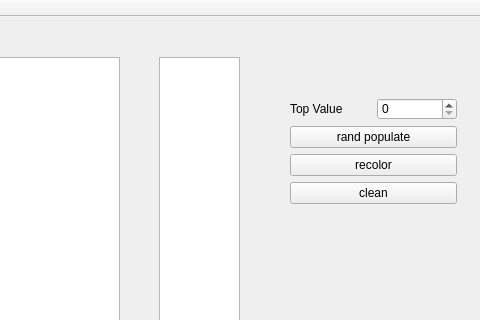
The window that ColorTable/mainwindow.ui (RichardHitier/tryQt) describes before a commit, drawn with Qt 5; both pictures show x 411 to 891 and y 0 to 320 of the 891 by 740 pixel window.
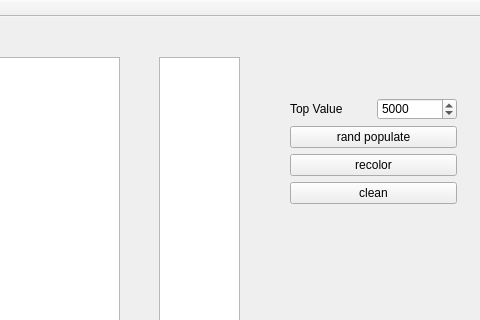
The same window after the commit.

Commit message: filled with rand color values

Diff of the .ui file:
```diff
--- a/ColorTable/mainwindow.ui
+++ b/ColorTable/mainwindow.ui
@@ -49,6 +49,9 @@
        <property name="maximum">
         <number>50000</number>
        </property>
+       <property name="value">
+        <number>5000</number>
+       </property>
       </widget>
      </item>
      <item row="0" column="0">
```
Left out of the diff: 2 changed lines with no effect on the pictures. The commit also changes 2 other files.
